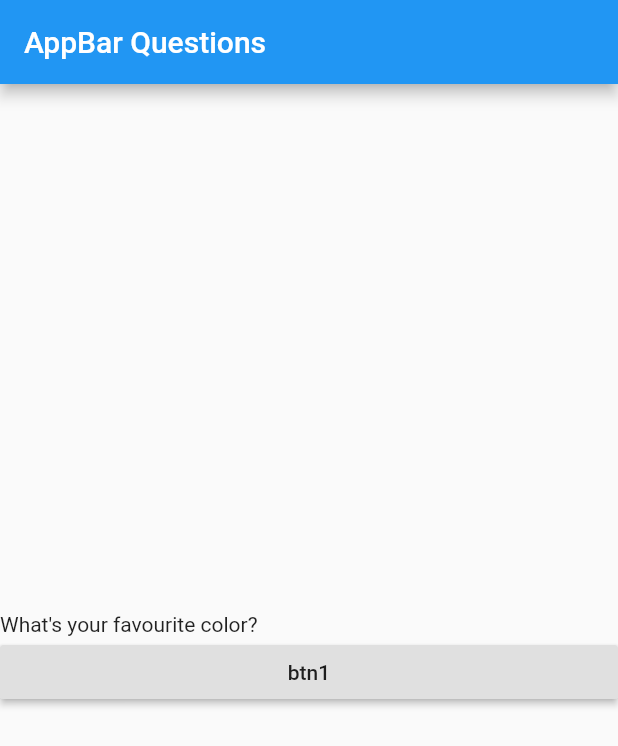
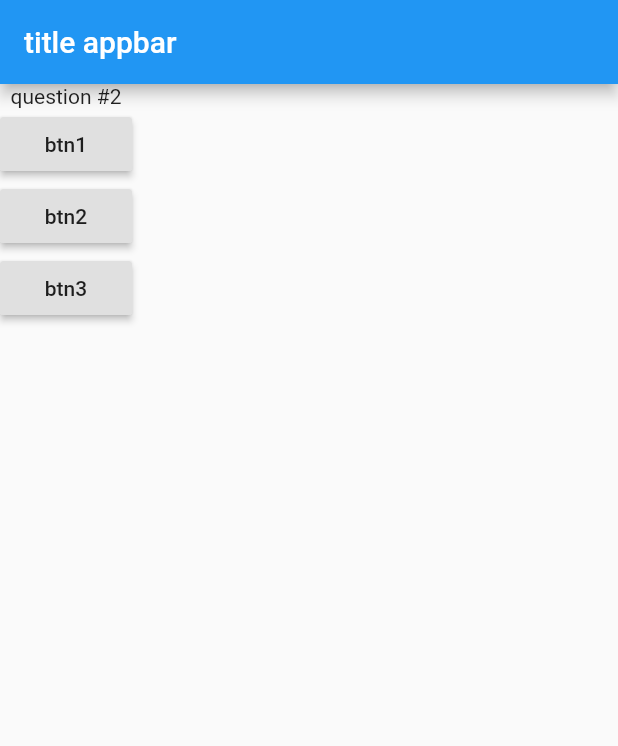
Before and after one commit to VladimirStorm/MyQuizAppVova-Maximilian-, a Flutter app: the screen it shows after launch, after a tap on "btn1", on a phone screen of 412 x 824 dp. Shown: the top 746 px of the screen. Run offline on Flutter 3.47's test engine with Material 2 defaults, Android fonts, the phone set to English and light mode, and no system bars.

```diff
--- a/lib/main.dart
+++ b/lib/main.dart
@@ -1,34 +1,40 @@
 import 'package:flutter/material.dart';
 
-void main() => runApp(MyAppVova());
+void main() => runApp(MyApp1());
 
-// ignore: must_be_immutable
-class MyAppVova extends StatelessWidget {
-  int questionIndex = 0;
-  void answerQuestion() {
-    questionIndex += 1;
-    // ignore: avoid_print
-    print(questionIndex);
+class MyApp1 extends StatefulWidget {
+  const MyApp1({Key? key}) : super(key: key);
+
+  @override
+  _MyApp1State createState() => _MyApp1State();
+}
+
+class _MyApp1State extends State<MyApp1> {
+  int questNumber = 0;
+  void anwerQuestion() {
+    setState(() {
+      questNumber += 1;
+    });
+    print(questNumber);
   }
+
+  List<String> list_of_q = [
+    'question #1',
+    'question #2',
+    'question #3',
+    'question #4'
+  ];
 
   @override
   Widget build(BuildContext context) {
-   List <String> questions = [
-    'What\'s your favourite color?',
-   'What\'s your favourite animal?',
-   'What\'s your favourite lesson?',
-   ];
     return MaterialApp(
-      home: Scaffold(
-        appBar: AppBar(title: Text('AppBar Questions')),
-        body: Column(
-            mainAxisAlignment: MainAxisAlignment.center,
-            crossAxisAlignment: CrossAxisAlignment.stretch,
-            children: [
-              Text(questions [questionIndex]),
-              RaisedButton(child: const Text('btn1'), onPressed: answerQuestion)
-            ]),
-      ),
-    );
+        home: Scaffold(
+            appBar: AppBar(title: Text('title appbar')),
+            body: Column(children: [
+              Text(list_of_q[questNumber]),
+              RaisedButton(child: Text('btn1'), onPressed: anwerQuestion),
+              RaisedButton(child: Text('btn2'), onPressed: anwerQuestion),
+              RaisedButton(child: Text('btn3'), onPressed: anwerQuestion)
+            ])));
   }
 }
```
